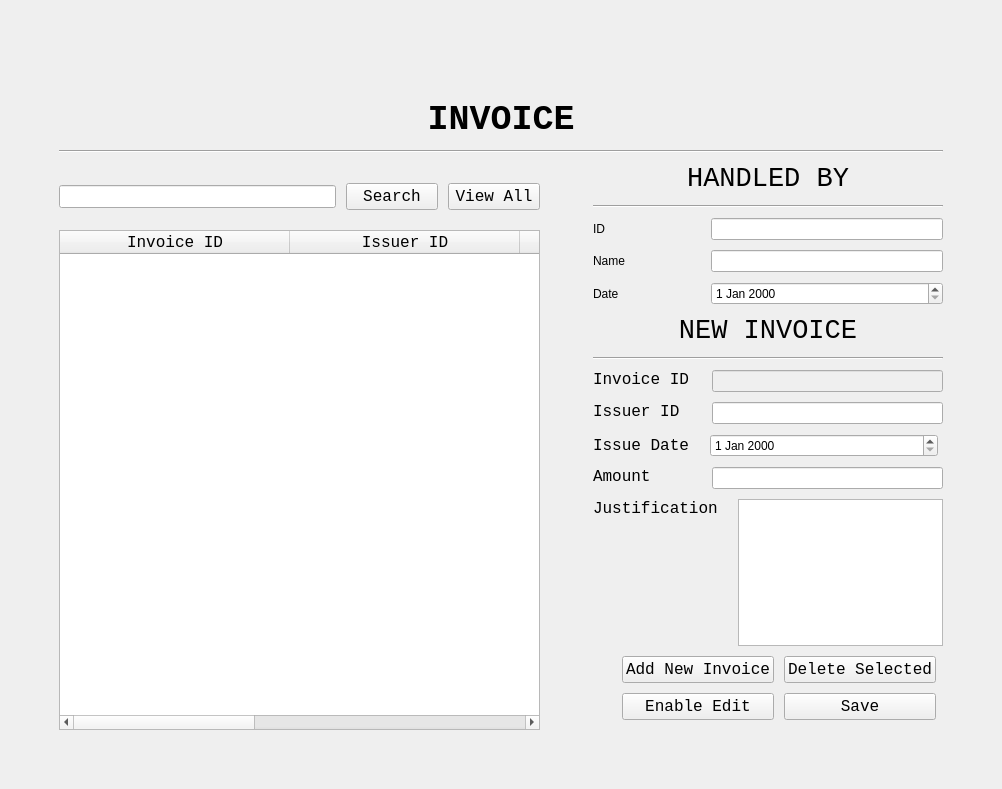
This is ExpensesUI.ui in ASNaeem/Simple-VCMS as Qt 5 draws it before an edit. The edited form follows.
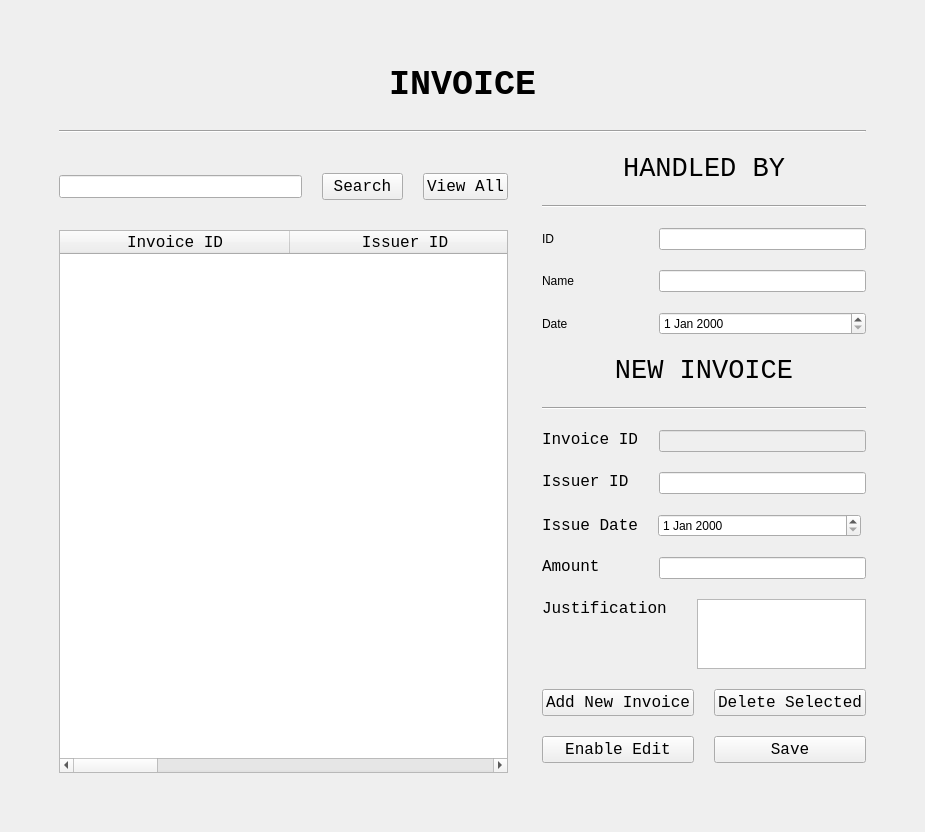
This is the edited form.

Commit message: fixed alignment of the front windows

Patch:
```diff
--- a/ExpensesUI.ui
+++ b/ExpensesUI.ui
@@ -6,8 +6,8 @@
    <rect>
     <x>0</x>
     <y>0</y>
-    <width>1002</width>
-    <height>789</height>
+    <width>925</width>
+    <height>678</height>
    </rect>
   </property>
   <property name="windowTitle">
@@ -16,9 +16,9 @@
   <widget class="QWidget" name="centralwidget">
    <layout class="QVBoxLayout" name="verticalLayout_7">
     <item>
-     <layout class="QVBoxLayout" name="verticalLayout_4" stretch="0,0,0,1">
+     <layout class="QVBoxLayout" name="verticalLayout_4" stretch="0,0,1">
       <property name="spacing">
-       <number>10</number>
+       <number>20</number>
       </property>
       <property name="leftMargin">
        <number>50</number>
@@ -32,21 +32,20 @@
       <property name="bottomMargin">
        <number>50</number>
       </property>
-      <item>
-       <spacer name="verticalSpacer_2">
-        <property name="orientation">
-         <enum>Qt::Vertical</enum>
-        </property>
-        <property name="sizeHint" stdset="0">
-         <size>
-          <width>20</width>
-          <height>40</height>
-         </size>
-        </property>
-       </spacer>
-      </item>
       <item>
        <layout class="QVBoxLayout" name="verticalLayout">
+        <property name="leftMargin">
+         <number>5</number>
+        </property>
+        <property name="topMargin">
+         <number>5</number>
+        </property>
+        <property name="rightMargin">
+         <number>5</number>
+        </property>
+        <property name="bottomMargin">
+         <number>5</number>
+        </property>
         <item>
          <widget class="QLabel" name="ServiceLebel1">
           <property name="font">
```
Left out of the diff: 4 changed lines with no effect on the pictures. The commit also changes 7 other files.
